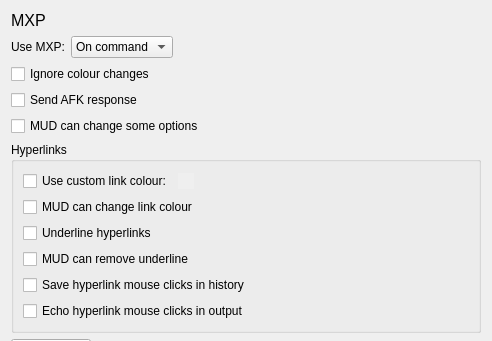
Qt form smushclient-qt/cpp/ui/prefs/mxp.ui (jnbooth/smushclient) before a commit; both pictures show x 0 to 492 and y 0 to 341 of the 492 by 531 pixel window.
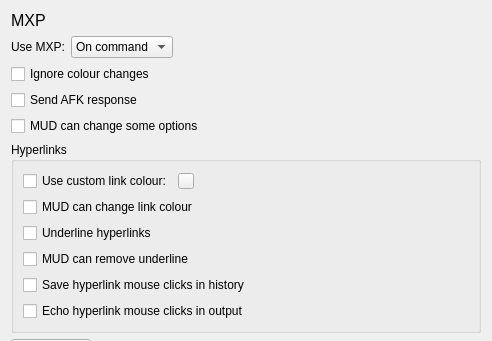
The same form after that commit. Icons and pictures are not drawn. Custom widgets are drawn as their Qt base class.

What changed in the file:
```diff
--- a/smushclient-qt/cpp/ui/prefs/mxp.ui
+++ b/smushclient-qt/cpp/ui/prefs/mxp.ui
@@ -117,15 +117,6 @@
             <height>16</height>
            </size>
           </property>
-          <property name="autoFillBackground">
-           <bool>true</bool>
-          </property>
-          <property name="text">
-           <string/>
-          </property>
-          <property name="flat">
-           <bool>true</bool>
-          </property>
          </widget>
         </item>
         <item>
@@ -218,7 +209,7 @@
  <customwidgets>
   <customwidget>
    <class>ColorPickerButton</class>
-   <extends>QPushButton</extends>
+   <extends>QToolButton</extends>
    <header>colorpickerbutton.h</header>
   </customwidget>
  </customwidgets>
```
